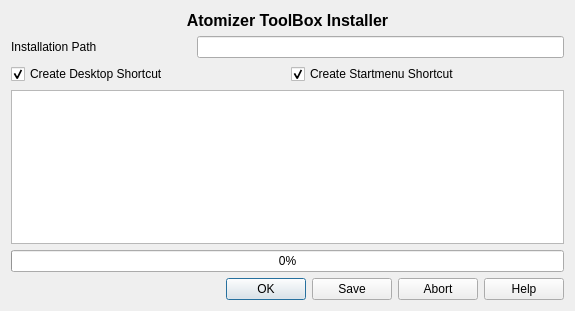
The window that installer/installer.ui (realize-1337/Atomizer-Toolbox) describes before a commit, drawn with Qt 5.
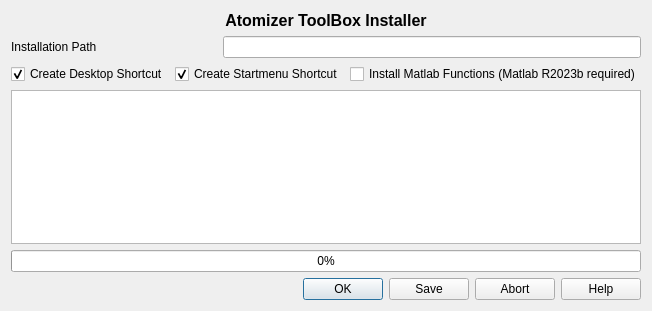
The same window after the commit.

Commit message: installer and setup for release

Patch:
```diff
--- a/installer/installer.ui
+++ b/installer/installer.ui
@@ -6,7 +6,7 @@
    <rect>
     <x>0</x>
     <y>0</y>
-    <width>575</width>
+    <width>578</width>
     <height>311</height>
    </rect>
   </property>
@@ -93,6 +93,13 @@
        </property>
       </widget>
      </item>
+     <item>
+      <widget class="QCheckBox" name="matlab">
+       <property name="text">
+        <string>Install Matlab Functions (Matlab R2023b required)</string>
+       </property>
+      </widget>
+     </item>
     </layout>
    </item>
    <item row="3" column="0" colspan="3">
```
The commit also changes 14 other files.
